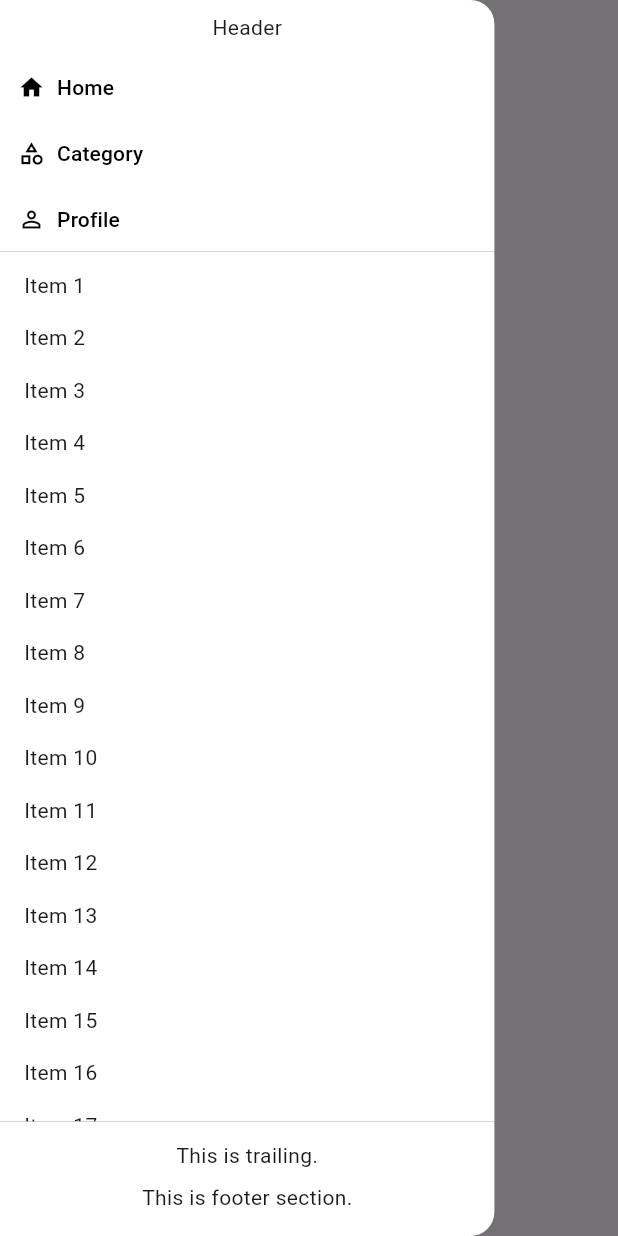
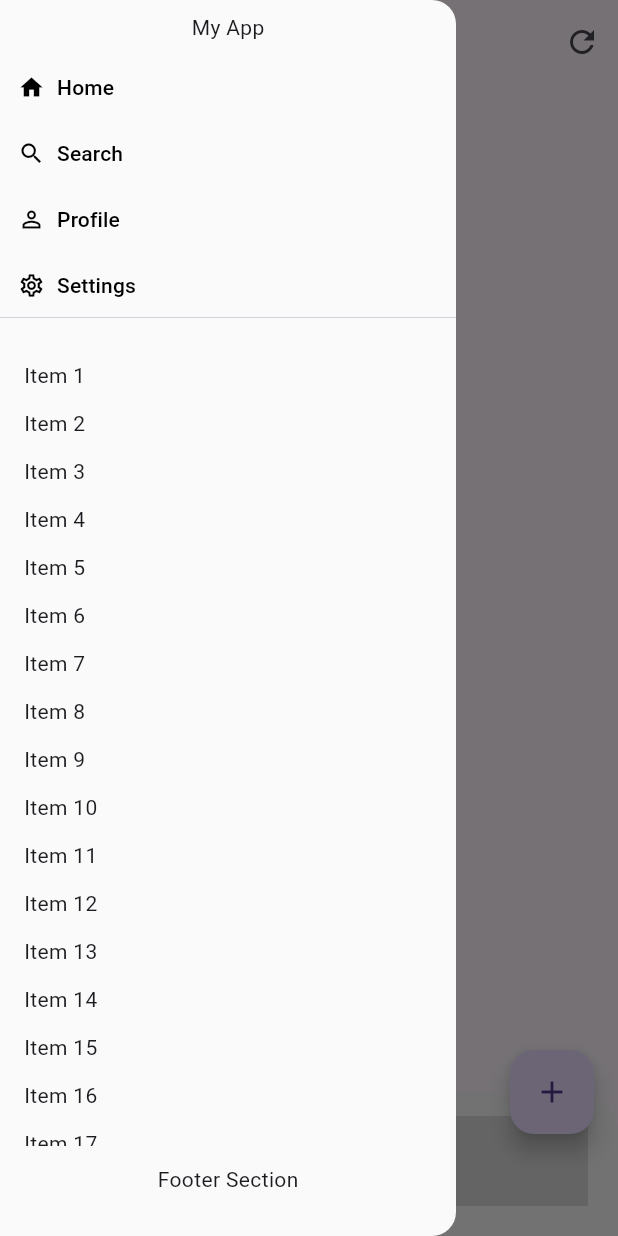
Before and after one commit to fateme-shm/navigation_rail_plus, a Flutter app: the AutomaticNavigationRail widget shown alone on an empty page, opened directly, with the side drawer open, on a phone screen of 412 x 824 dp. Run offline on Flutter 3.47's test engine with Material 3 defaults, Android fonts, the phone set to English and light mode, and no system bars; our stand-ins replace get.

Commit message:
Feat(Scaffold): implement custom scaffold data

```diff
--- a/example/lib/main.dart
+++ b/example/lib/main.dart
@@ -1,22 +1,166 @@
+import 'package:get/get.dart';
 import 'package:flutter/material.dart';
 import 'package:navigation_rail_plus/navigation_rail_plus.dart';
 
-void main() => runApp(const MyApp());
+
+void main() {
+  runApp(const MyApp());
+}
+
+class AppController extends GetxController {
+  var selectedIndex = 0.obs;
+  var isLoading = false.obs;
+
+  void changeIndex(int index) {
+    selectedIndex.value = index;
+  }
+
+  Future<void> refreshData() async {
+    isLoading.value = true;
+    await Future.delayed(const Duration(seconds: 2));
+    isLoading.value = false;
+  }
+}
+
 
 class MyApp extends StatelessWidget {
   const MyApp({super.key});
 
   @override
   Widget build(BuildContext context) {
-    return MaterialApp(
-      title: 'Navigation Rail Plus',
-      theme: ThemeData(
-        colorScheme: ColorScheme.fromSeed(
-          seedColor: context.appColorScheme.primary,
+    return GetMaterialApp(
+      title: 'NavigationRailPlus Advanced Example',
+      home: const ManualNavigationRail(),
+    );
+  }
+}
+
+class AutomaticNavigationRail extends StatelessWidget {
+  const AutomaticNavigationRail({super.key});
+
+  @override
+  Widget build(BuildContext context) {
+    final controller = Get.put(AppController());
+
+    return Obx(() {
+      return NavigationRailPlus(
+
+        /// ----------------------------
+        /// Navigation Config
+        /// ----------------------------
+        selectedIndex: controller.selectedIndex.value,
+        onDestinationSelected: controller.changeIndex,
+
+        navigationHeaderConfig: NavigationHeaderConfig(header: Text('My App')),
+
+        navigationLeadingConfig: NavigationLeadingConfig(
+          fixLeadingItems: [
+            NavigationRailPlusDestination(
+              label: 'Home',
+              icon: Icons.home_outlined,
+              selectedIcon: Icons.home,
+            ),
+            NavigationRailPlusDestination(
+              label: 'Search',
+              icon: Icons.search_outlined,
+              selectedIcon: Icons.search,
+            ),
+          ],
+          scrollableLeadingItems: [
+            NavigationRailPlusDestination(
+              label: 'Profile',
+              icon: Icons.person_outline,
+              selectedIcon: Icons.person,
+            ),
+            NavigationRailPlusDestination(
+              label: 'Settings',
+              icon: Icons.settings_outlined,
+              selectedIcon: Icons.settings,
+            ),
+          ],
         ),
-      ),
-      home: const ManualDrawer(),
-    );
+
+        navigationFooterConfig: NavigationFooterConfig(
+          footer: const Padding(
+            padding: EdgeInsets.all(12),
+            child: Text('Footer Section'),
+          ),
+        ),
+
+        navigationGlobalConfig: NavigationGlobalConfig(
+          responsiveLayout: true,
+          backgroundColor: Colors.grey.shade50,
+        ),
+
+        /// ----------------------------
+        /// AppBar
+        /// ----------------------------
+        appBarText: 'Dashboard',
+        appBarCenterTitle: true,
+        appBarBottomRxLoading: controller.isLoading,
+        appBarActions: [
+          IconButton(
+            icon: const Icon(Icons.refresh),
+            onPressed: controller.refreshData,
+          ),
+        ],
+
+        /// ----------------------------
+        /// Body
+        /// ----------------------------
+        responsiveBody: _buildPage(controller.selectedIndex.value),
+
+        navigationMainContent: [
+          ListView.builder(
+            shrinkWrap: true,
+            itemCount: 30,
+            physics: const AlwaysScrollableScrollPhysics(),
+            padding: const EdgeInsets.all(16),
+            itemBuilder: (_, i) =>
+                Column(
+                  crossAxisAlignment: CrossAxisAlignment.start,
+                  children: [Text('Item ${i + 1}'), const SizedBox(height: 12)],
+                ),
+          ),
+        ],
+
+        /// ----------------------------
+        /// Extra UI Features
+        /// ----------------------------
+        floatingActionButton: FloatingActionButton(
+          onPressed: () => Get.snackbar('FAB', 'Clicked'),
+          child: const Icon(Icons.add),
+        ),
+
+        bottomSheet: Container(
+          height: 60,
+          color: Colors.black12,
+          alignment: Alignment.center,
+          child: const Text('Bottom Sheet'),
+        ),
+
+        onRefresh: controller.refreshData,
+      );
+    });
+  }
+
+  Widget _buildPage(int index) {
+    switch (index) {
+      case 0:
+        return _page('Home Page');
+      case 1:
+        return _page('Search Page');
+      case 2:
+        return _page('Profile Page');
+      case 3:
+        return _page('Settings Page');
+      default:
+        return const SizedBox();
+    }
+  }
+
+  Widget _page(String title) {
+    return Center(child: Text(title));
   }
 }
 
@@ -201,103 +345,3 @@ class _ManualDrawerState extends State<ManualDrawer> {
     );
   }
 }
-
-class AutomaticNavigationRail extends StatefulWidget {
-  const AutomaticNavigationRail({super.key});
-
-  @override
-  State<AutomaticNavigationRail> createState() =>
-      _AutomaticNavigationRailState();
-}
-
-class _AutomaticNavigationRailState extends State<AutomaticNavigationRail> {
-  int _selectedIndex = 0;
-
-  void _handleOnDestination(int index) {
-    setState(() => _selectedIndex = index);
-  }
-
-  Widget get _buildPage {
-    switch (_selectedIndex) {
-      case 0:
-        return Center(child: Text('Home Page'));
-      case 1:
-        return Center(child: Text('Category Page'));
-      case 2:
-        return Center(child: Text('Profile Page'));
-      default:
-        return SizedBox();
-    }
-  }
-
-  @override
-  Widget build(BuildContext context) {
-    return Scaffold(
-      body: NavigationRailPlus(
-        navigationHeaderConfig: NavigationHeaderConfig(header: Text('Header')),
-        selectedIndex: _selectedIndex,
-        navigationLeadingConfig: NavigationLeadingConfig(
-          fixLeadingItems: [
-            NavigationRailPlusDestination(
-              label: 'Home',
-              icon: Icons.home_outlined,
-              selectedIcon: Icons.home,
-            ),
-            NavigationRailPlusDestination(
-              label: 'Category',
-              icon: Icons.category_outlined,
-              selectedIcon: Icons.category,
-            ),
-          ],
-          scrollableLeadingItems: [
-            NavigationRailPlusDestination(
-              label: 'Profile',
-              icon: Icons.person_outline,
-              selectedIcon: Icons.person,
-            ),
-          ],
-        ),
-        navigationGlobalConfig: NavigationGlobalConfig(
-          drawerWidth: context.screenWidth * 0.8,
-          backgroundColor: context.appColorScheme.surfaceContainerLowest,
-        ),
-        onDestinationSelected: (index) {
-          _handleOnDestination(index);
-        },
-        navigationMainContent: [
-          ListView.builder(
-            itemCount: 50,
-            padding: GlobalConfig().globalMargin * 4,
-            shrinkWrap: true,
-            physics: const AlwaysScrollableScrollPhysics(),
-            itemBuilder: (BuildContext context, int index) {
-              return Column(
-                crossAxisAlignment: .start,
-                children: [
-                  Text('Item ${index + 1}'),
-                  const SizedBox(height: 15),
-                ],
-              );
-            },
-          ),
-          // Any other widget you want
-        ],
-        responsiveBody: _buildPage,
-        navigationFooterConfig: NavigationFooterConfig(
-          footer: Text('This is footer section.'),
-          trailing: Column(
-            children: [
-              Divider(
-                height: 0,
-                thickness: 0.5,
-                color: context.appColorScheme.outlineVariant,
-              ),
-              const SizedBox(height: 12),
-              Text('This is trailing.'),
-            ],
-          ),
-        ),
-      ),
-    );
-  }
-}
--- a/lib/widget/navigation_rail_plus.dart
+++ b/lib/widget/navigation_rail_plus.dart
@@ -336,12 +336,6 @@ class _NavigationRailPlusState extends State<NavigationRailPlus> {
       isSafeAreaBottom: widget.isSafeAreaBottom,
       resizeToAvoidBottomInset: widget.resizeToAvoidBottomInset,
       needOverlayStyle: widget.needOverlayStyle,
-      bottomSheet: widget.bottomSheet,
-      bottomSheetPaddingBottom: widget.bottomSheetPaddingBottom,
-      bottomSheetLoadingBuilder: widget.bottomSheetLoadingBuilder,
-      bottomSheetBackgroundColor: widget.bottomSheetBackgroundColor,
-      bottomSheetNeedFullWidth: widget.bottomSheetNeedFullWidth,
-      bottomSheetMaxWidth: widget.bottomSheetMaxWidth,
       bodyMaxWidth: widget.bodyMaxWidth,
       padding: widget.padding,
       backgroundColor: widget.backgroundColor,
@@ -350,6 +344,7 @@ class _NavigationRailPlusState extends State<NavigationRailPlus> {
       floatingActionButton: widget.floatingActionButton,
       floatingActionButtonLocation: widget.floatingActionButtonLocation,
       onRefresh: widget.onRefresh,
+      needNoAppBar: true,
       bodyBuilder: (BuildContext context) {
         return Row(
           children: [
```
